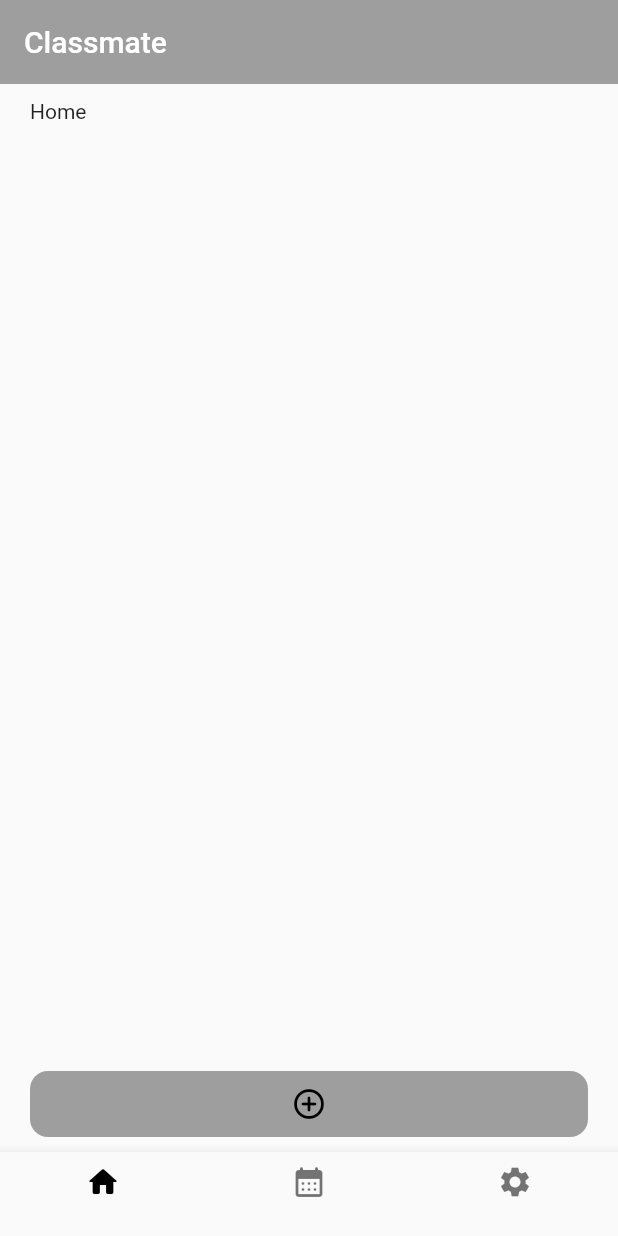
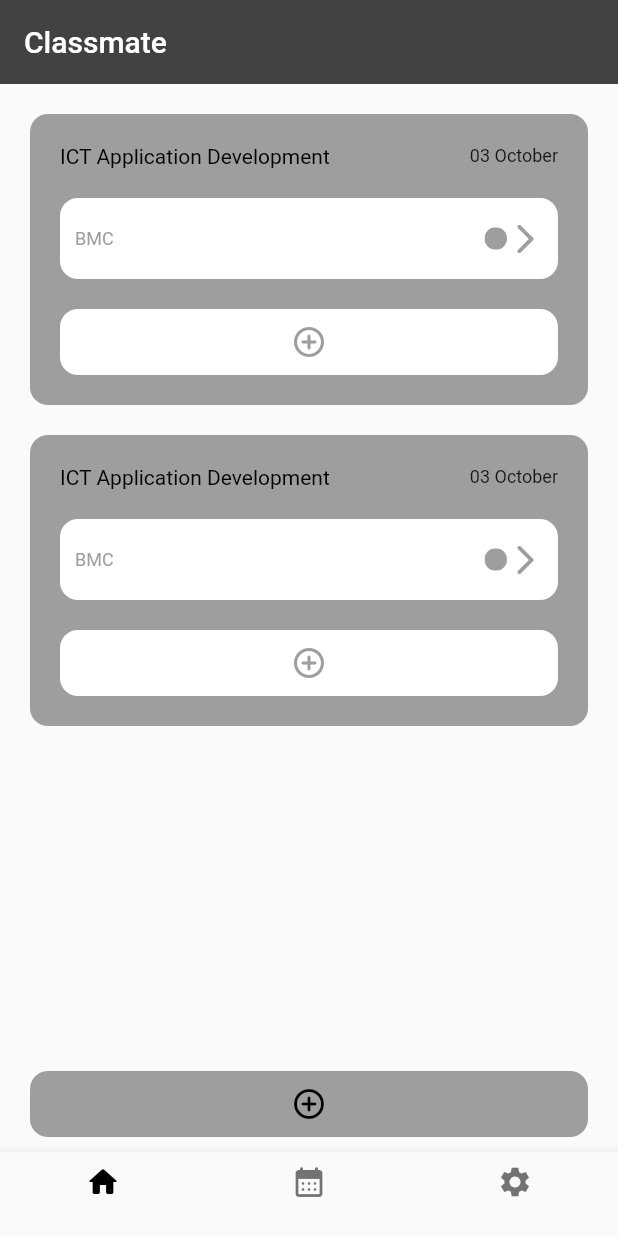
Before and after one commit to preciousMzembe/classmate, a Flutter app: the screen it shows after launch, on a phone screen of 412 x 824 dp. Run offline on Flutter 3.47's test engine with Material 2 defaults, Android fonts, the phone set to English and light mode, and no system bars.

Commit message:
home templet

```diff
--- a/lib/pages/Home.dart
+++ b/lib/pages/Home.dart
@@ -1,5 +1,6 @@
 // ignore_for_file: prefer_const_literals_to_create_immutables, prefer_const_constructors
 
+import 'package:classmate/main.dart';
 import 'package:flutter/material.dart';
 
 class Home extends StatelessWidget {
@@ -7,22 +8,33 @@ class Home extends StatelessWidget {
 
   @override
   Widget build(BuildContext context) {
+    var main_color = Colors.grey[500];
+
     return Column(
       children: [
         Expanded(
-          child: ListView(
-            children: [
-              Text("Home"),
-            ],
+          child: ListView.separated(
+            itemCount: 2,
+            separatorBuilder: (BuildContext context, int index) {
+              return SizedBox(
+                height: 20,
+              );
+            },
+            itemBuilder: (BuildContext context, int index) {
+              return subject();
+            },
           ),
         ),
 
         // add tast button
+        SizedBox(
+          height: 10,
+        ),
         ClipRRect(
           borderRadius: BorderRadius.circular(12),
           child: Container(
             padding: EdgeInsets.all(10),
-            color: Colors.grey[500],
+            color: main_color,
             child: Center(
               child: Icon(
                 Icons.add_circle_outline_rounded,
@@ -37,4 +49,106 @@ class Home extends StatelessWidget {
       ],
     );
   }
+
+  Widget subject() {
+    var main_color = Colors.grey[500];
+
+    return ClipRRect(
+      borderRadius: BorderRadius.circular(12),
+      child: Container(
+        color: main_color,
+        padding: EdgeInsets.fromLTRB(20, 20, 20, 0),
+        child: Column(
+          children: [
+            // subject title and date
+            Row(
+              children: [
+                Expanded(
+                  child: Text(
+                    "ICT Application Development",
+                    style: TextStyle(color: Colors.black),
+                  ),
+                ),
+                SizedBox(
+                  width: 10,
+                ),
+                Text(
+                  "03 October",
+                  style: TextStyle(fontSize: 12),
+                ),
+              ],
+            ),
+            SizedBox(
+              height: 20,
+            ),
+
+            // sub tasks
+            Column(
+              children: [
+                ClipRRect(
+                  borderRadius: BorderRadius.circular(12),
+                  child: Container(
+                    padding: EdgeInsets.symmetric(vertical: 15, horizontal: 10),
+                    color: Colors.white,
+                    child: Row(
+                      children: [
+                        Expanded(
+                          // name
+                          child: Text(
+                            "BMC",
+                            style: TextStyle(fontSize: 12, color: main_color),
+                          ),
+                        ),
+                        SizedBox(
+                          width: 10,
+                        ),
+                        // left buttons
+                        Row(
+                          children: [
+                            ClipRRect(
+                              borderRadius: BorderRadius.circular(15),
+                              child: Container(
+                                width: 15,
+                                height: 15,
+                                color: main_color,
+                              ),
+                            ),
+                            Icon(
+                              Icons.arrow_forward_ios_rounded,
+                              color: main_color,
+                            ),
+                          ],
+                        ),
+                      ],
+                    ),
+                  ),
+                ),
+                SizedBox(
+                  height: 20,
+                ),
+              ],
+            ),
+
+            // add task button
+            ClipRRect(
+              borderRadius: BorderRadius.circular(12),
+              child: Container(
+                padding: EdgeInsets.all(10),
+                color: Colors.white,
+                child: Center(
+                  child: Icon(
+                    Icons.add_circle_outline_rounded,
+                    color: main_color,
+                  ),
+                ),
+              ),
+            ),
+            SizedBox(
+              height: 20,
+            ),
+          ],
+        ),
+      ),
+    );
+  }
 }
--- a/lib/pages/wrapper.dart
+++ b/lib/pages/wrapper.dart
@@ -20,6 +20,7 @@ class _WrapperState extends State<Wrapper> {
     });
   }
 
+  // list of main pages
   List _pages = [
     Home(),
     Calendar(),
@@ -29,15 +30,18 @@ class _WrapperState extends State<Wrapper> {
   @override
   Widget build(BuildContext context) {
     return Scaffold(
+      // app bar
       appBar: AppBar(
         title: Text("Classmate"),
         elevation: 0.0,
-        backgroundColor: Colors.grey[500],
+        backgroundColor: Colors.grey[800],
       ),
+      // body
       body: Padding(
-        padding: const EdgeInsets.fromLTRB(20, 10, 20, 0),
+        padding: const EdgeInsets.fromLTRB(20, 20, 20, 0),
         child: _pages[_nav_position],
       ),
+      // bottom navigation bar
       bottomNavigationBar: BottomNavigationBar(
         onTap: _navigate,
         currentIndex: _nav_position,
```
